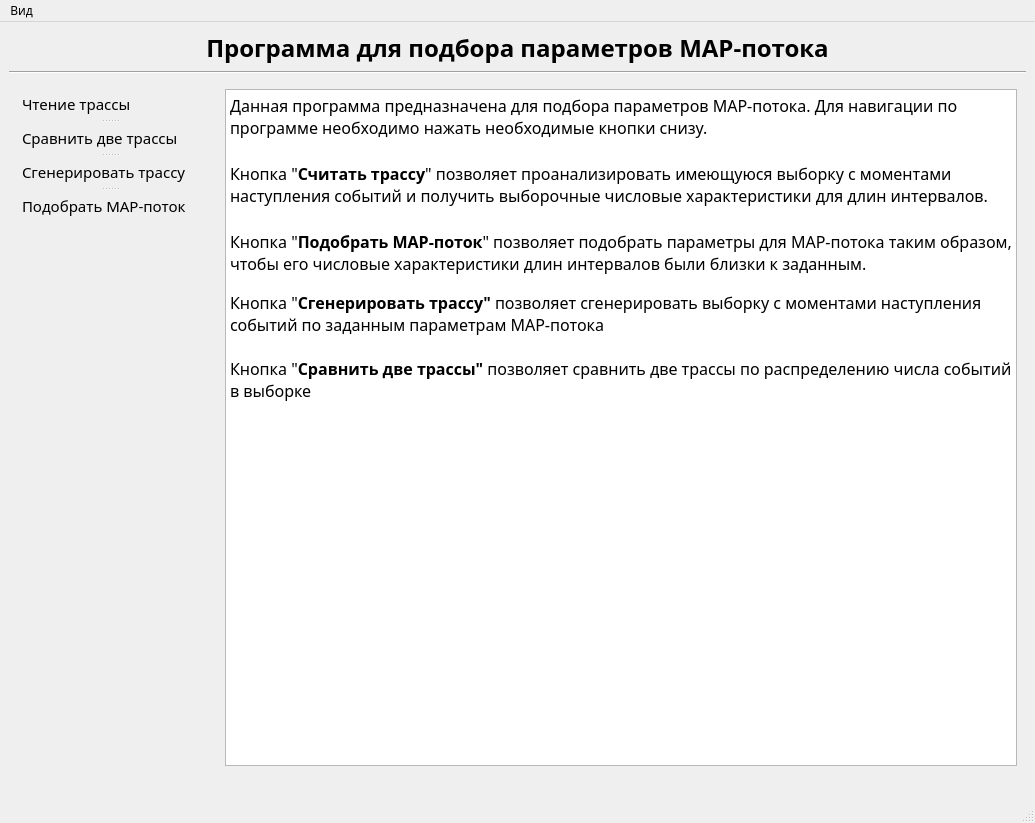
Qt form gui/ui/MainWindow.ui (Shimekii/VKR) before a commit.
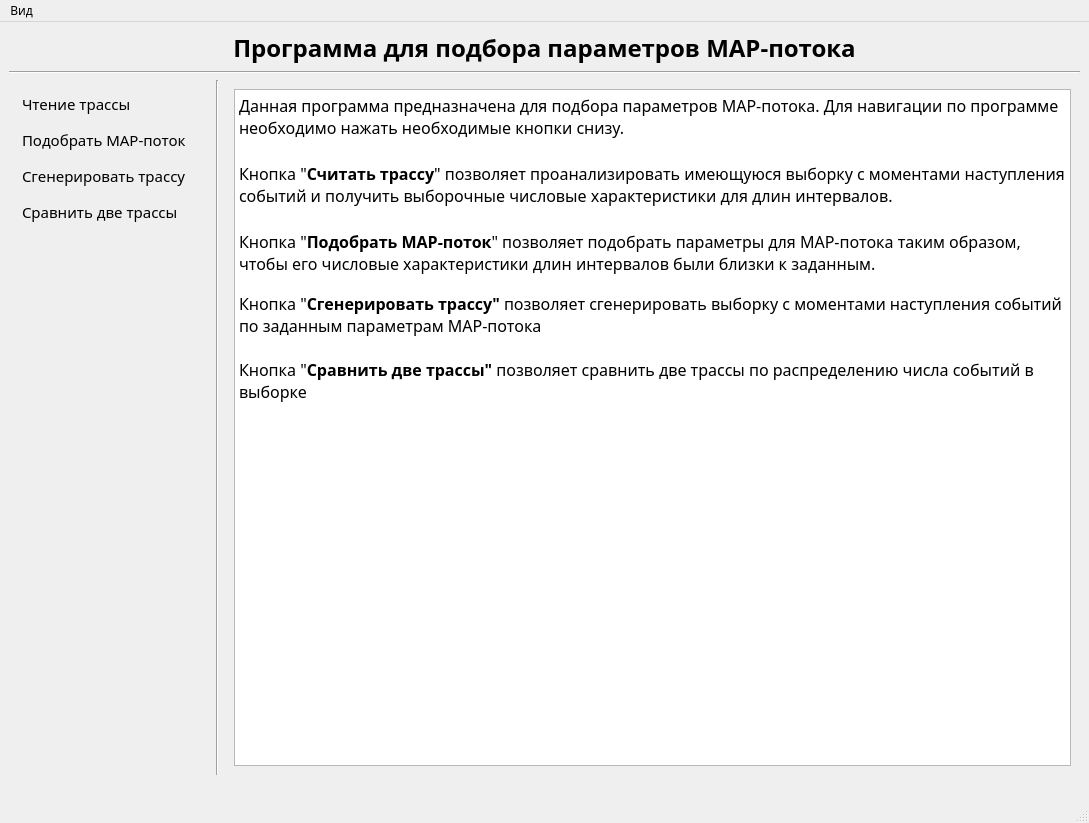
The same form after that commit. The open tabs and pages were chosen to show the change.

Commit message: Изменена компоновка кнопок и добавлена разделительная линия между кнопками и основным телом программы

Diff of the .ui file:
```diff
--- a/gui/ui/MainWindow.ui
+++ b/gui/ui/MainWindow.ui
@@ -6,7 +6,7 @@
    <rect>
     <x>0</x>
     <y>0</y>
-    <width>1035</width>
+    <width>1089</width>
     <height>823</height>
    </rect>
   </property>
@@ -75,10 +75,6 @@
        <widget class="QWidget" name="buttons" native="true">
         <layout class="QVBoxLayout" name="verticalLayout_4">
          <item>
-          <widget class="QSplitter" name="splitter">
-           <property name="orientation">
-            <enum>Qt::Orientation::Vertical</enum>
-           </property>
            <widget class="QPushButton" name="btnPageTrace">
             <property name="font">
              <font>
@@ -121,74 +117,8 @@
              <bool>false</bool>
             </property>
            </widget>
-           <widget class="QPushButton" name="btnPageCompare">
-            <property name="font">
-             <font>
-              <family>Microsoft JhengHei</family>
-              <pointsize>11</pointsize>
-              <bold>false</bold>
-             </font>
-            </property>
-            <property name="styleSheet">
-             <string notr="true">QPushButton {
-    text-align: left;
-    border-radius: 6px;
-    padding: 4px;
-    padding-right: 15px;
-}
-
-QPushButton:hover {
-    background-color: palette(mid);
-}
-
-QPushButton:checked {
-    background-color: palette(highlight);
-    color: palette(highlighted-text);
-}</string>
-            </property>
-            <property name="text">
-             <string>Сравнить две трассы</string>
-            </property>
-            <property name="checkable">
-             <bool>true</bool>
-            </property>
-           </widget>
-           <widget class="QSplitter" name="splitter_2">
-            <property name="orientation">
-             <enum>Qt::Orientation::Vertical</enum>
-            </property>
-            <widget class="QPushButton" name="btnPageGenerate">
-             <property name="font">
-              <font>
-               <family>Microsoft JhengHei</family>
-               <pointsize>11</pointsize>
-               <bold>false</bold>
-              </font>
-             </property>
-             <property name="styleSheet">
-              <string notr="true">QPushButton {
-    text-align: left;
-    border-radius: 6px;
-    padding: 4px;
-    padding-right: 15px;
-}
-
-QPushButton:hover {
-    background-color: palette(mid);
-}
-
-QPushButton:checked {
-    background-color: palette(highlight);
-    color: palette(highlighted-text);
-}</string>
-             </property>
-             <property name="text">
-              <string>Сгенерировать трассу</string>
-             </property>
-             <property name="checkable">
-              <bool>true</bool>
-             </property>
-            </widget>
+         </item>
+         <item>
             <widget class="QPushButton" name="btnPageSearch">
              <property name="font">
               <font>
@@ -239,12 +169,85 @@
               <bool>false</bool>
              </property>
             </widget>
-           </widget>
+         </item>
+         <item>
+          <widget class="QPushButton" name="btnPageGenerate">
+           <property name="font">
+            <font>
+             <family>Microsoft JhengHei</family>
+             <pointsize>11</pointsize>
+             <bold>false</bold>
+            </font>
+           </property>
+           <property name="styleSheet">
+            <string notr="true">QPushButton {
+    text-align: left;
+    border-radius: 6px;
+    padding: 4px;
+    padding-right: 15px;
+}
+
+QPushButton:hover {
+    background-color: palette(mid);
+}
+
+QPushButton:checked {
+    background-color: palette(highlight);
+    color: palette(highlighted-text);
+}</string>
+           </property>
+           <property name="text">
+            <string>Сгенерировать трассу</string>
+           </property>
+           <property name="checkable">
+            <bool>true</bool>
+           </property>
+          </widget>
+         </item>
+         <item>
+          <widget class="QPushButton" name="btnPageCompare">
+           <property name="font">
+            <font>
+             <family>Microsoft JhengHei</family>
+             <pointsize>11</pointsize>
+             <bold>false</bold>
+            </font>
+           </property>
+           <property name="styleSheet">
+            <string notr="true">QPushButton {
+    text-align: left;
+    border-radius: 6px;
+    padding: 4px;
+    padding-right: 15px;
+}
+
+QPushButton:hover {
+    background-color: palette(mid);
+}
+
+QPushButton:checked {
+    background-color: palette(highlight);
+    color: palette(highlighted-text);
+}</string>
+           </property>
+           <property name="text">
+            <string>Сравнить две трассы</string>
+           </property>
+           <property name="checkable">
+            <bool>true</bool>
+           </property>
           </widget>
          </item>
         </layout>
        </widget>
       </item>
+      <item>
+       <widget class="Line" name="line_2">
+        <property name="orientation">
+         <enum>Qt::Orientation::Vertical</enum>
+        </property>
+       </widget>
+      </item>
       <item>
        <widget class="QStackedWidget" name="stackedWidget">
         <property name="font">
@@ -274,13 +277,13 @@
 hr { height: 1px; border-width: 0; }
 li.unchecked::marker { content: &quot;\2610&quot;; }
 li.checked::marker { content: &quot;\2612&quot;; }
-&lt;/style&gt;&lt;/head&gt;&lt;body style=&quot; font-family:'Segoe UI'; font-size:9pt; font-weight:400; font-style:normal;&quot;&gt;
-&lt;p style=&quot; margin-top:0px; margin-bottom:0px; margin-left:0px; margin-right:0px; -qt-block-indent:0; text-indent:0px;&quot;&gt;&lt;span style=&quot; font-family:'Microsoft JhengHei'; font-size:12pt;&quot;&gt;Данная программа предназначена для подбора параметров MAP-потока. Для навигации по программе необходимо нажать необходимые кнопки снизу.&lt;/span&gt;&lt;/p&gt;
-&lt;p style=&quot;-qt-paragraph-type:empty; margin-top:0px; margin-bottom:0px; margin-left:0px; margin-right:0px; -qt-block-indent:0; text-indent:0px; font-family:'Microsoft JhengHei'; font-size:12pt;&quot;&gt;&lt;br /&gt;&lt;/p&gt;
-&lt;p style=&quot; margin-top:0px; margin-bottom:0px; margin-left:0px; margin-right:0px; -qt-block-indent:0; text-indent:0px;&quot;&gt;&lt;span style=&quot; font-family:'Microsoft JhengHei'; font-size:12pt;&quot;&gt;Кнопка &amp;quot;&lt;/span&gt;&lt;span style=&quot; font-family:'Microsoft JhengHei'; font-size:12pt; font-weight:700;&quot;&gt;Считать трассу&lt;/span&gt;&lt;span style=&quot; font-family:'Microsoft JhengHei'; font-size:12pt;&quot;&gt;&amp;quot; позволяет проанализировать имеющуюся выборку с моментами наступления событий и получить выборочные числовые характеристики для длин интервалов.&lt;/span&gt;&lt;/p&gt;
-&lt;p style=&quot;-qt-paragraph-type:empty; margin-top:0px; margin-bottom:0px; margin-left:0px; margin-right:0px; -qt-block-indent:0; text-indent:0px; font-family:'Microsoft JhengHei'; font-size:12pt;&quot;&gt;&lt;br /&gt;&lt;/p&gt;
-&lt;p style=&quot; margin-top:0px; margin-bottom:0px; margin-left:0px; margin-right:0px; -qt-block-indent:0; text-indent:0px;&quot;&gt;&lt;span style=&quot; font-family:'Microsoft JhengHei'; font-size:12pt;&quot;&gt;Кнопка &amp;quot;&lt;/span&gt;&lt;span style=&quot; font-family:'Microsoft JhengHei'; font-size:12pt; font-weight:700;&quot;&gt;Подобрать MAP-поток&lt;/span&gt;&lt;span style=&quot; font-family:'Microsoft JhengHei'; font-size:12pt;&quot;&gt;&amp;quot; позволяет подобрать параметры для MAP-потока таким образом, чтобы его числовые характеристики длин интервалов были близки к заданным.&lt;br /&gt;&lt;/span&gt;&lt;/p&gt;
-&lt;p style=&quot; margin-top:0px; margin-bottom:0px; margin-left:0px; margin-right:0px; -qt-block-indent:0; text-indent:0px;&quot;&gt;&lt;span style=&quot; font-family:'Microsoft JhengHei'; font-size:12pt;&quot;&gt;Кнопка &amp;quot;&lt;/span&gt;&lt;span style=&quot; font-family:'Microsoft JhengHei'; font-size:12pt; font-weight:700;&quot;&gt;Сгенерировать трассу&amp;quot; &lt;/span&gt;&lt;span style=&quot; font-family:'Microsoft JhengHei'; font-size:12pt;&quot;&gt;позволяет сгенерировать выборку с моментами наступления событий по заданным параметрам MAP-потока&lt;br /&gt;&lt;br /&gt;Кнопка &amp;quot;&lt;/span&gt;&lt;span style=&quot; font-family:'Microsoft JhengHei'; font-size:12pt; font-weight:700;&quot;&gt;Сравнить две трассы&amp;quot; &lt;/span&gt;&lt;span style=&quot; font-family:'Microsoft JhengHei'; font-size:12pt;&quot;&gt;позволяет сравнить две трассы по распределению числа событий в выборке&lt;/span&gt;&lt;/p&gt;&lt;/body&gt;&lt;/html&gt;</string>
+&lt;/style&gt;&lt;/head&gt;&lt;body style=&quot; font-family:'Microsoft JhengHei'; font-size:10pt; font-weight:400; font-style:normal;&quot;&gt;
+&lt;p style=&quot; margin-top:0px; margin-bottom:0px; margin-left:0px; margin-right:0px; -qt-block-indent:0; text-indent:0px;&quot;&gt;&lt;span style=&quot; font-size:12pt;&quot;&gt;Данная программа предназначена для подбора параметров MAP-потока. Для навигации по программе необходимо нажать необходимые кнопки снизу.&lt;/span&gt;&lt;/p&gt;
+&lt;p style=&quot;-qt-paragraph-type:empty; margin-top:0px; margin-bottom:0px; margin-left:0px; margin-right:0px; -qt-block-indent:0; text-indent:0px; font-size:12pt;&quot;&gt;&lt;br /&gt;&lt;/p&gt;
+&lt;p style=&quot; margin-top:0px; margin-bottom:0px; margin-left:0px; margin-right:0px; -qt-block-indent:0; text-indent:0px;&quot;&gt;&lt;span style=&quot; font-size:12pt;&quot;&gt;Кнопка &amp;quot;&lt;/span&gt;&lt;span style=&quot; font-size:12pt; font-weight:700;&quot;&gt;Считать трассу&lt;/span&gt;&lt;span style=&quot; font-size:12pt;&quot;&gt;&amp;quot; позволяет проанализировать имеющуюся выборку с моментами наступления событий и получить выборочные числовые характеристики для длин интервалов.&lt;/span&gt;&lt;/p&gt;
+&lt;p style=&quot;-qt-paragraph-type:empty; margin-top:0px; margin-bottom:0px; margin-left:0px; margin-right:0px; -qt-block-indent:0; text-indent:0px; font-size:12pt;&quot;&gt;&lt;br /&gt;&lt;/p&gt;
+&lt;p style=&quot; margin-top:0px; margin-bottom:0px; margin-left:0px; margin-right:0px; -qt-block-indent:0; text-indent:0px;&quot;&gt;&lt;span style=&quot; font-size:12pt;&quot;&gt;Кнопка &amp;quot;&lt;/span&gt;&lt;span style=&quot; font-size:12pt; font-weight:700;&quot;&gt;Подобрать MAP-поток&lt;/span&gt;&lt;span style=&quot; font-size:12pt;&quot;&gt;&amp;quot; позволяет подобрать параметры для MAP-потока таким образом, чтобы его числовые характеристики длин интервалов были близки к заданным.&lt;br /&gt;&lt;/span&gt;&lt;/p&gt;
+&lt;p style=&quot; margin-top:0px; margin-bottom:0px; margin-left:0px; margin-right:0px; -qt-block-indent:0; text-indent:0px;&quot;&gt;&lt;span style=&quot; font-size:12pt;&quot;&gt;Кнопка &amp;quot;&lt;/span&gt;&lt;span style=&quot; font-size:12pt; font-weight:700;&quot;&gt;Сгенерировать трассу&amp;quot; &lt;/span&gt;&lt;span style=&quot; font-size:12pt;&quot;&gt;позволяет сгенерировать выборку с моментами наступления событий по заданным параметрам MAP-потока&lt;br /&gt;&lt;br /&gt;Кнопка &amp;quot;&lt;/span&gt;&lt;span style=&quot; font-size:12pt; font-weight:700;&quot;&gt;Сравнить две трассы&amp;quot; &lt;/span&gt;&lt;span style=&quot; font-size:12pt;&quot;&gt;позволяет сравнить две трассы по распределению числа событий в выборке&lt;/span&gt;&lt;/p&gt;&lt;/body&gt;&lt;/html&gt;</string>
             </property>
            </widget>
           </item>
@@ -998,7 +1001,7 @@
     <rect>
      <x>0</x>
      <y>0</y>
-     <width>1035</width>
+     <width>1089</width>
      <height>33</height>
     </rect>
    </property>
```
Left out of the diff: 2 changed lines with no effect on the pictures. Lines whose indentation alone changed are shown as unchanged. The commit also changes 1 other file.
